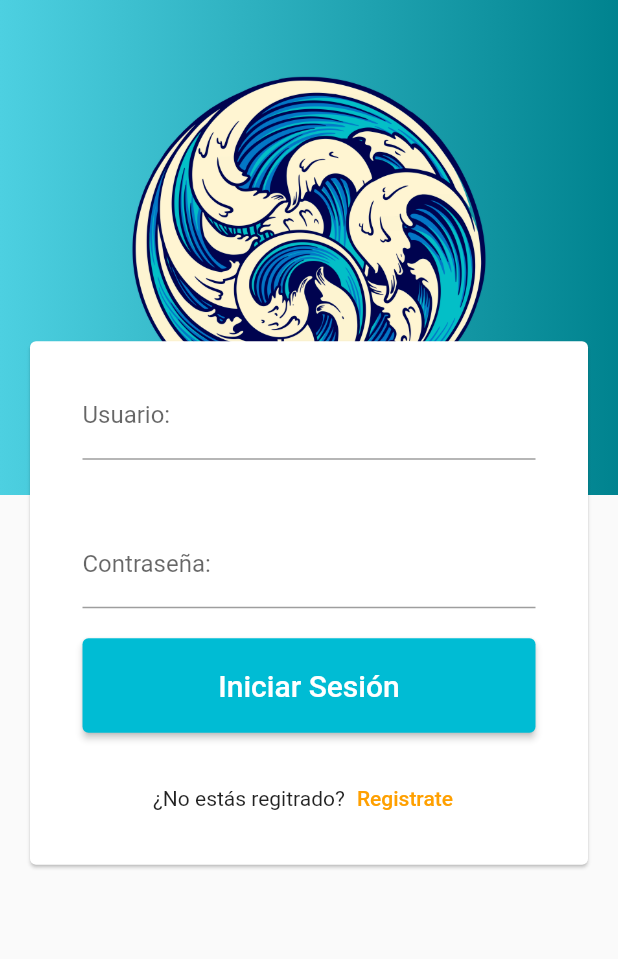
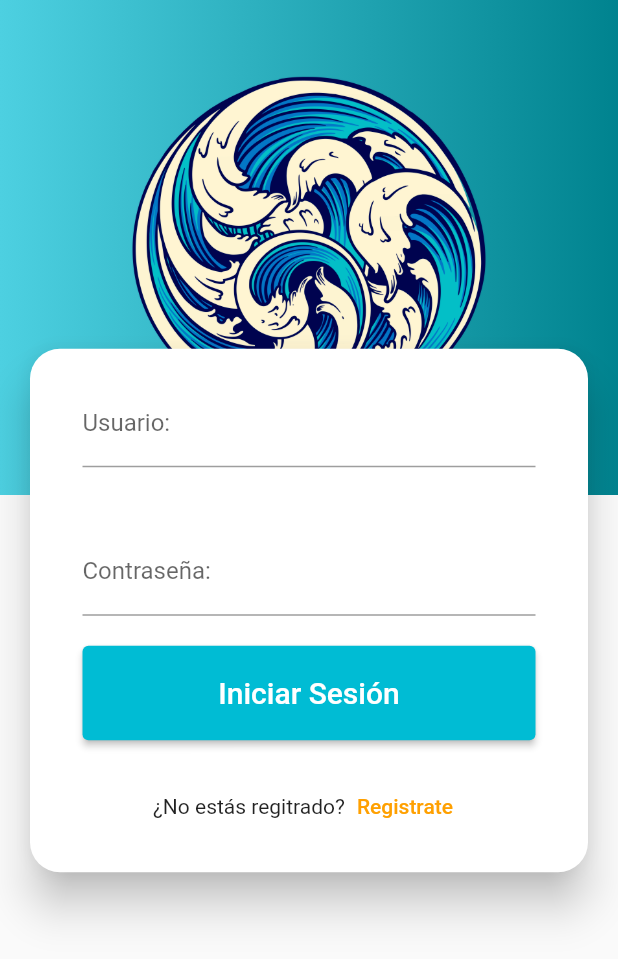
Before and after one commit to Gilmhar/My_Flutter_aplication, a Flutter app: the screen it shows after launch, after a tap on "Registrate", on a phone screen of 412 x 824 dp. Shown: the top 959 px of the screen. Run offline on Flutter 3.47's test engine with Material 2 defaults, Android fonts, the phone set to English and light mode, and no system bars.

Commit message:
App.dart movida a la carpeta src y estado final de loginPage

```diff
--- a/lib/main.dart
+++ b/lib/main.dart
@@ -1,6 +1,6 @@
 import 'package:flutter/material.dart';
 
-import 'package:my_aplication/src/screens/app.dart';
+import 'package:my_aplication/src/app.dart';
 
 void main() {
   runApp(const MyApp());
--- a/lib/src/screens/login_page.dart
+++ b/lib/src/screens/login_page.dart
@@ -28,9 +28,14 @@ class _LoginPageState extends State<LoginPage> {
             child: Image.asset("assets/image/beach_wave.png"),
           ),
           Transform.translate(
-            offset: const Offset(0, -140) ,
+            offset: const Offset(0, -135),
             child: Center(
+              child: SingleChildScrollView(
                 child: Card(
+                  elevation: 12,
+                  shape: RoundedRectangleBorder(
+                    borderRadius: BorderRadius.circular(20)
+                  ),
                   margin: const EdgeInsets.only(left: 20, right: 20, top: 260),
                   child: Padding(
                     padding:
@@ -54,10 +59,10 @@ class _LoginPageState extends State<LoginPage> {
                                   borderSide: BorderSide(color: Colors.cyan))),
                           obscureText: true,
                         ),
-                      const SizedBox(height: 20,),
-                      Theme(
-                        data: Theme.of(context).copyWith(colorScheme: ColorScheme.fromSwatch().copyWith(secondary: Colors.white)),
-                        child: ElevatedButton(
+                        const SizedBox(
+                          height: 20,
+                        ),
+                        ElevatedButton(
                           style: ElevatedButton.styleFrom(
                               backgroundColor: Colors.cyan,
                               padding: const EdgeInsets.all(20)),
@@ -77,10 +82,12 @@ class _LoginPageState extends State<LoginPage> {
                                   height: 20,
                                   width: 20,
                                   margin: const EdgeInsets.only(left: 20),
-                                  child: const CircularProgressIndicator(),
+                                  child: const CircularProgressIndicator(
+                                    valueColor: AlwaysStoppedAnimation<Color>(
+                                        Colors.white),
+                                  ),
                                 )
                             ],
-                          ),
                           ),
                         ),
                         const SizedBox(
@@ -91,12 +98,16 @@ class _LoginPageState extends State<LoginPage> {
                           children: [
                             const Text('¿No estás regitrado?'),
                             TextButton(
-                            style: TextButton.styleFrom(foregroundColor: Colors.amber[700]),
-                            onPressed: () {},
+                                style: TextButton.styleFrom(
+                                    foregroundColor: Colors.amber[700]),
+                                onPressed: () {
+                                  _showRegister(context);
+                                },
                                 child: const Text('Registrate')),
                           ],
                         )
                       ],
+                    ),
                   ),
                 ),
               ),
@@ -114,4 +125,8 @@ class _LoginPageState extends State<LoginPage> {
       });
     }
   }
+
+  void _showRegister(BuildContext context) {
+    Navigator.of(context).pushNamed('/register');
   }
+}
```
Also changed, not shown: lib/src/app.dart (renamed from lib/src/screens/app.dart), lib/src/screens/alert_page.dart (deleted), lib/src/screens/avatar_page.dart (deleted), 1 other file. Lines whose indentation alone changed are shown as unchanged.
